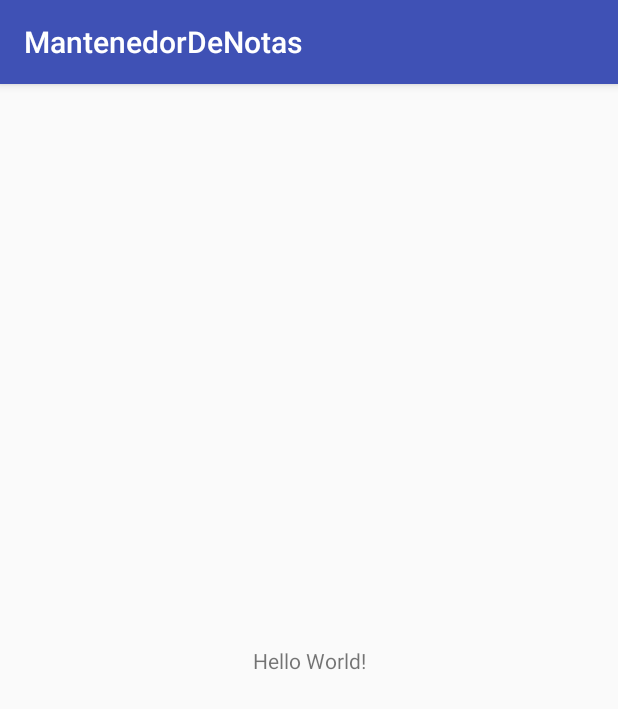
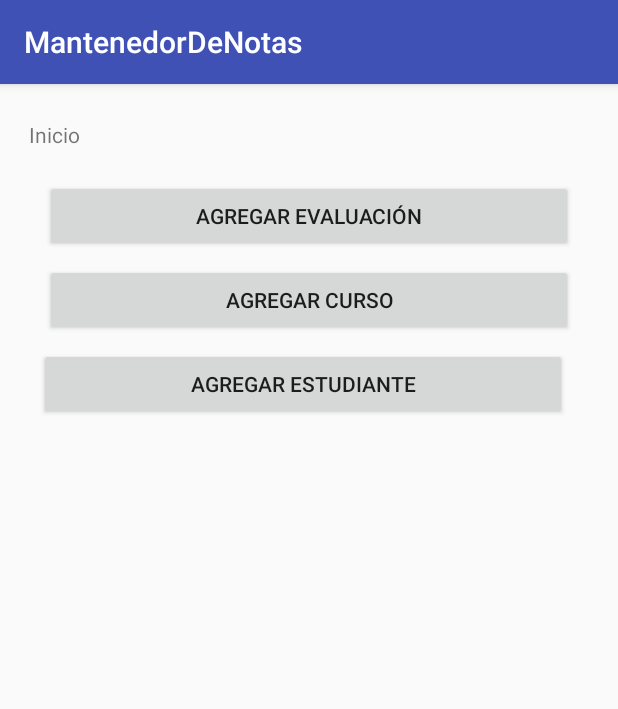
Before and after one commit to claudioDcv/duoc-android-notas, an Android app: the screen it shows after launch (MainActivity), on a phone screen of 412 x 824 dp. Shown: the top 709 px of the screen. Run offline under Robolectric (Android 15) with nearby library versions, the phone set to English and light mode, and no system bars.

```diff
--- a/project/app/src/main/AndroidManifest.xml
+++ b/project/app/src/main/AndroidManifest.xml
@@ -16,6 +16,9 @@
                 <category android:name="android.intent.category.LAUNCHER" />
             </intent-filter>
         </activity>
+        <activity android:name=".AddCourseActivity" />
+        <activity android:name=".AddStudentActivity" />
+        <activity android:name=".AddEvaluationActivity"></activity>
     </application>
 
 </manifest>
--- a/project/app/src/main/res/layout/activity_main.xml
+++ b/project/app/src/main/res/layout/activity_main.xml
@@ -9,10 +9,51 @@
     <TextView
         android:layout_width="wrap_content"
         android:layout_height="wrap_content"
-        android:text="Hello World!"
+        android:text="Inicio"
         app:layout_constraintBottom_toBottomOf="parent"
+        app:layout_constraintHorizontal_bias="0.051"
         app:layout_constraintLeft_toLeftOf="parent"
         app:layout_constraintRight_toRightOf="parent"
+        app:layout_constraintTop_toTopOf="parent"
+        app:layout_constraintVertical_bias="0.032" />
+
+    <Button
+        android:onClick="openAddCourse"
+        android:id="@+id/buttonOpenAddCourse"
+        android:layout_width="352dp"
+        android:layout_height="wrap_content"
+        android:layout_marginEnd="8dp"
+        android:layout_marginStart="8dp"
+        android:layout_marginTop="8dp"
+        android:text="@string/add_course"
+        app:layout_constraintEnd_toEndOf="@+id/buttonOpenAddEvaluation"
+        app:layout_constraintStart_toStartOf="@+id/buttonOpenAddEvaluation"
+        app:layout_constraintTop_toBottomOf="@+id/buttonOpenAddEvaluation" />
+
+    <Button
+
+        android:onClick="openAddEvaluation"
+        android:id="@+id/buttonOpenAddEvaluation"
+        android:layout_width="352dp"
+        android:layout_height="wrap_content"
+        android:layout_marginEnd="8dp"
+        android:layout_marginStart="8dp"
+        android:layout_marginTop="64dp"
+        android:text="@string/add_evaluation"
+        app:layout_constraintEnd_toEndOf="parent"
+        app:layout_constraintStart_toStartOf="parent"
         app:layout_constraintTop_toTopOf="parent" />
 
+    <Button
+        android:onClick="openAddStudent"
+        android:id="@+id/buttonOpenAddStudent"
+        android:layout_width="352dp"
+        android:layout_height="wrap_content"
+        android:layout_marginEnd="8dp"
+        android:layout_marginTop="8dp"
+        android:text="@string/add_student"
+        app:layout_constraintEnd_toEndOf="@+id/buttonOpenAddCourse"
+        app:layout_constraintStart_toStartOf="@+id/buttonOpenAddCourse"
+        app:layout_constraintTop_toBottomOf="@+id/buttonOpenAddCourse" />
+
 </android.support.constraint.ConstraintLayout>
--- a/project/app/src/main/res/values/strings.xml
+++ b/project/app/src/main/res/values/strings.xml
@@ -1,3 +1,8 @@
 <resources>
     <string name="app_name">MantenedorDeNotas</string>
+    <string name="add_evaluation">Agregar Evaluación</string>
+    <string name="add_course">Agregar Curso</string>
+    <string name="add_student">Agregar Estudiante</string>
+    <string name="back_icon">◀</string>
+    <string name="close_icon">×</string>
 </resources>
```
Also changed, not shown: project/app/src/main/java/com/dcv/claudio/mantenedordenotas/AddCourseActivity.java (added, +18 -0 lines), project/app/src/main/java/com/dcv/claudio/mantenedordenotas/AddEvaluationActivity.java (added, +18 -0 lines), project/app/src/main/java/com/dcv/claudio/mantenedordenotas/AddStudentActivity.java (added, +18 -0 lines), project/app/src/main/java/com/dcv/claudio/mantenedordenotas/MainActivity.java (+19 -0 lines), project/app/src/main/java/db/models/CourseReaderContract.java (added, +29 -0 lines), project/app/src/main/java/db/models/EvaluationReaderDbHelper.java (added, +31 -0 lines), project/app/src/main/java/objects/Course.java (added, +42 -0 lines), project/app/src/main/java/objects/Evaluation.java (added, +51 -0 lines), project/app/src/main/java/objects/Student.java (added, +53 -0 lines), project/app/src/main/res/layout/activity_add_course.xml (added, +29 -0 lines), project/app/src/main/res/layout/activity_add_evaluation.xml (added, +29 -0 lines), project/app/src/main/res/layout/activity_add_student.xml (added, +29 -0 lines).
